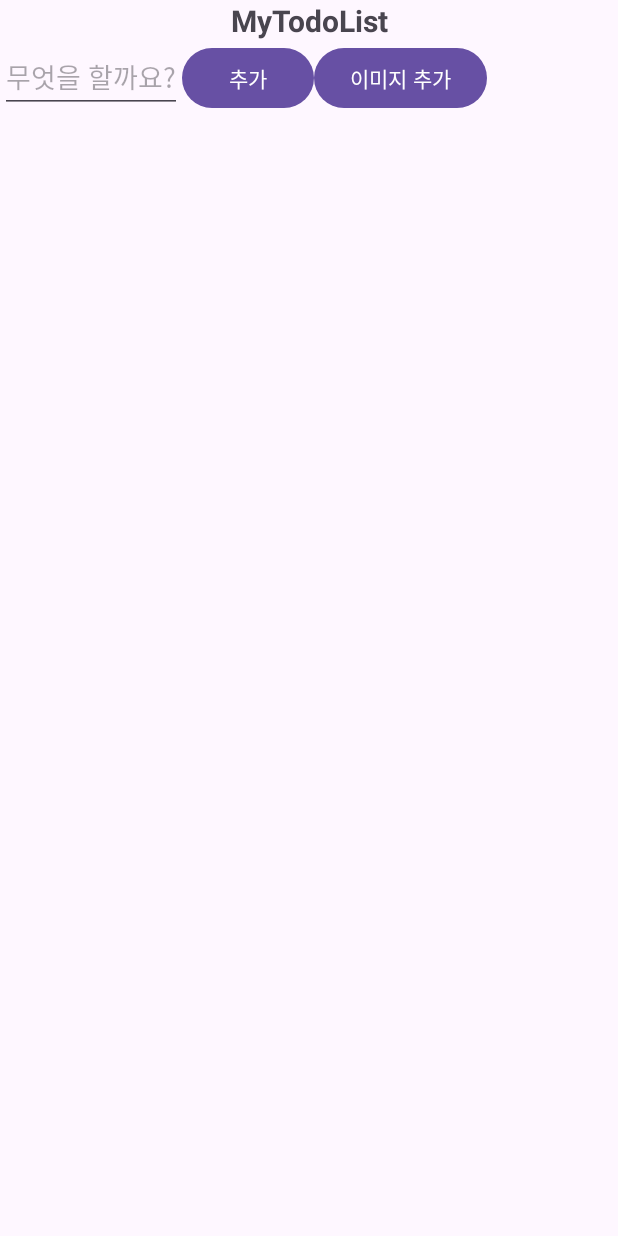
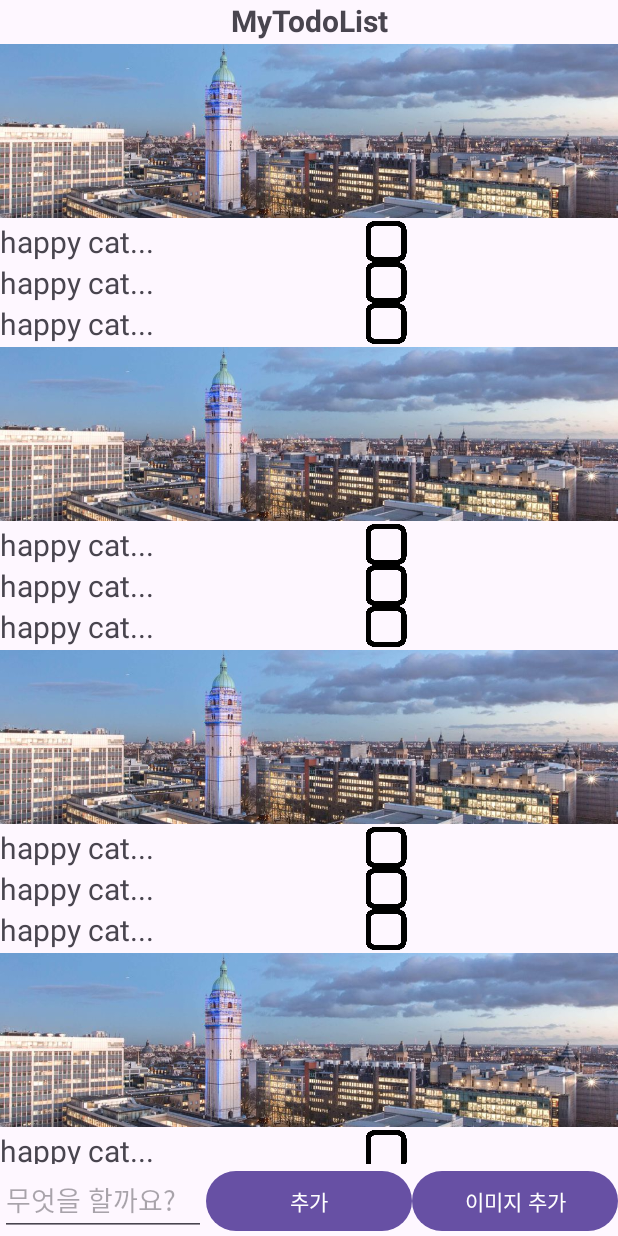
Before and after one commit to sooahk23/todolist, an Android app: the screen it shows after launch (MainActivity), on a phone screen of 412 x 824 dp. Run offline under Robolectric (Android 15) with nearby library versions, the phone set to English and light mode, and no system bars.

Commit message:
Update: bottom edittext and buttons to fixed in the bottom

```diff
--- a/app/src/main/java/com/example/mytodolist/MainActivity.java
+++ b/app/src/main/java/com/example/mytodolist/MainActivity.java
@@ -61,6 +61,19 @@ public class MainActivity extends AppCompatActivity {
         TodoAdapter adapter = new TodoAdapter(prefHelper, this);
 
         recyclerView.setAdapter(adapter);
+//        prefHelper.initializePref();
+        for (int i=0; i<100; i++) {
+            if (i%4==0){
+                TodoImage newTodoImage = new TodoImage(prefHelper.getNextId(), ViewType.IMAGE);
+                prefHelper.insertPref(newTodoImage);
+
+            }else {
+                TodoText newTodoText = new TodoText(prefHelper.getNextId(), ViewType.TEXT,
+                        "happy cat...", Status.NOT_STARTED);
+                prefHelper.insertPref(newTodoText);
+            }
+
+        }
 
         // 저장된 투두리스트 불러오기
 //        ArrayList<Todo> result = database.selectAll();
--- a/app/src/main/java/com/example/mytodolist/PrefHelper.java
+++ b/app/src/main/java/com/example/mytodolist/PrefHelper.java
@@ -113,4 +113,9 @@ public class PrefHelper {
         }
         return todoList;
     }
+
+    public void initializePref(){
+        editor.putString("todo", null);
+        editor.apply();
+    }
 }
--- a/app/src/main/res/layout/activity_main.xml
+++ b/app/src/main/res/layout/activity_main.xml
@@ -21,32 +21,37 @@
     <androidx.recyclerview.widget.RecyclerView
         android:id="@+id/recyclerView"
         android:layout_width="match_parent"
-        android:layout_height="wrap_content"
+        android:layout_height="0dp"
+        android:layout_weight="1"
         app:layout_constraintTop_toBottomOf="@id/title"/>
 
     <LinearLayout
         android:layout_width="match_parent"
         android:layout_height="wrap_content"
-        android:orientation="horizontal">
+        android:orientation="horizontal"
+        >
 <!--        app:layout_constraintBottom_toBottomOf="parent"-->
 <!--        app:layout_constraintTop_toBottomOf="@id/recyclerView"-->
 <!--        app:layout_constraintVertical_bias="1.0"-->
 
         <EditText
             android:id="@+id/editText"
-            android:layout_width="wrap_content"
+            android:layout_width="0dp"
             android:layout_height="wrap_content"
+            android:layout_weight="1"
             android:hint="무엇을 할까요?"/>
         <Button
             android:id="@+id/addBtn"
-            android:layout_width="wrap_content"
+            android:layout_width="0dp"
             android:layout_height="wrap_content"
             app:layout_constraintStart_toStartOf ="@id/editText"
+            android:layout_weight="1"
             android:text="추가"/>
         <Button
             android:id="@+id/addImgBtn"
-            android:layout_width="wrap_content"
+            android:layout_width="0dp"
             android:layout_height="wrap_content"
+            android:layout_weight="1"
             android:text="이미지 추가"/>
     </LinearLayout>
 
--- a/app/src/main/res/layout/todotext_item.xml
+++ b/app/src/main/res/layout/todotext_item.xml
@@ -23,6 +23,7 @@
             android:layout_height="wrap_content"
             android:background="@android:color/transparent"
             android:textSize="20sp" />
+
         <ImageView
             android:id="@+id/todoStatus"
             android:layout_width="wrap_content"
```
